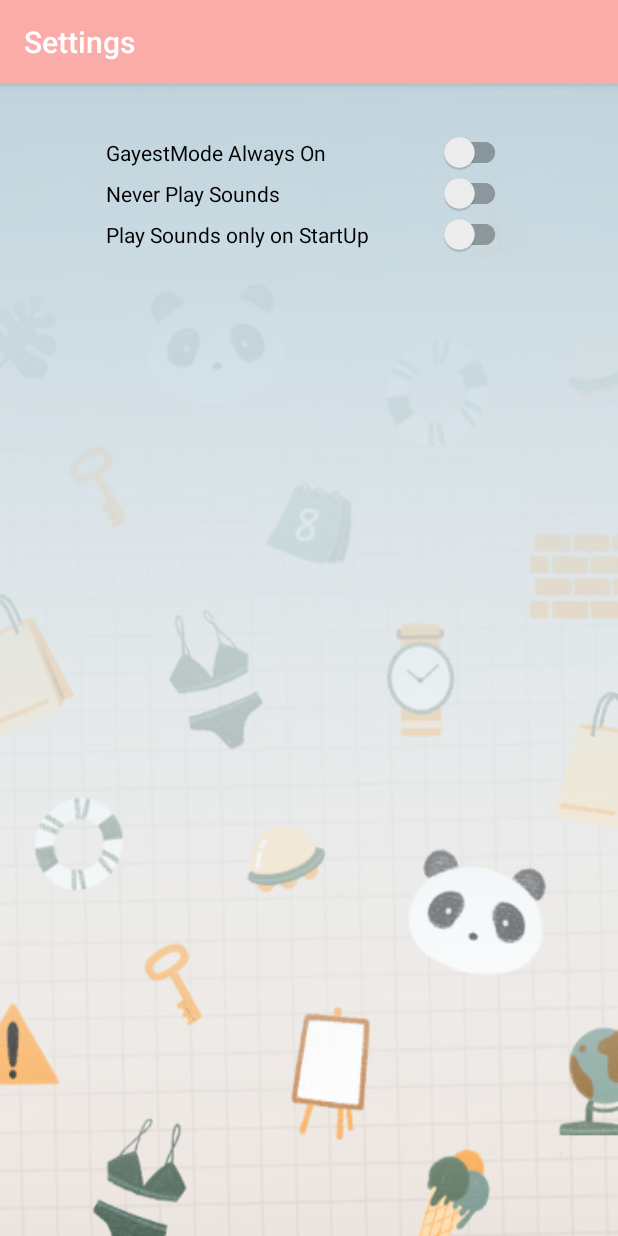
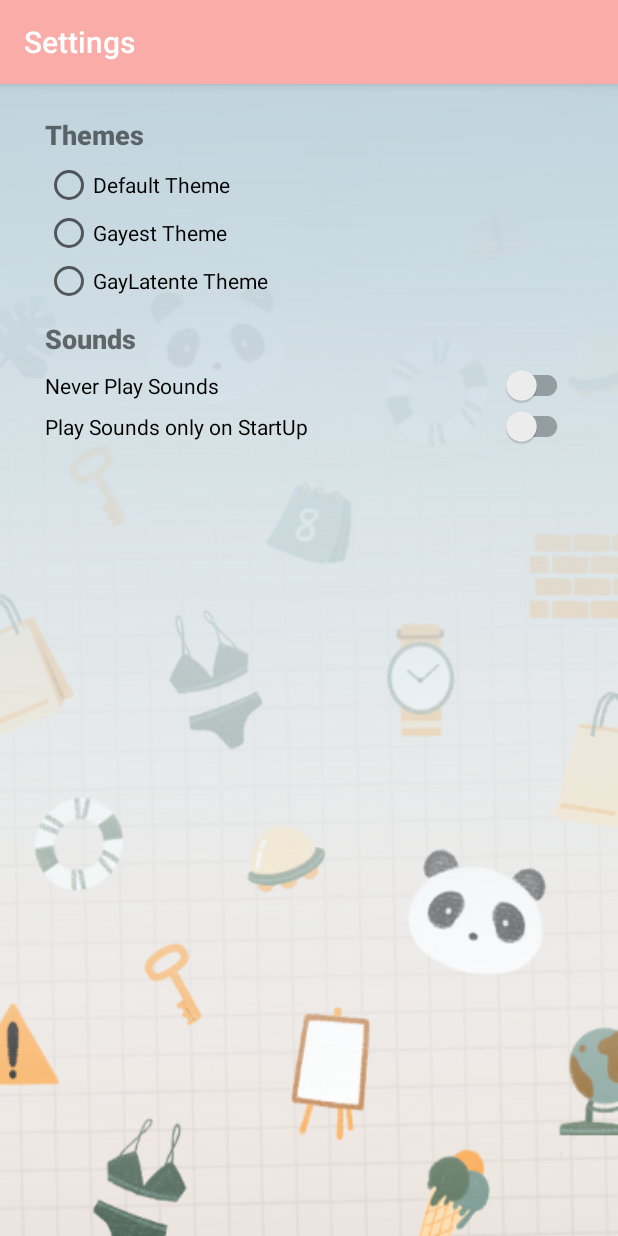
Before and after one commit to ncvescera/GayPass, an Android app: the screen it shows after launch (SettingsActivity), in the options menu, after a tap on "Settings", on a phone screen of 412 x 824 dp. Run offline under Robolectric (Android 15) with nearby library versions, the phone set to English and light mode, and no system bars.

Commit message:
Theme Manager
OMG SUCH A PAIN IN THE ASS !!!
Implemented a decent Theme Manager. ( #10 )

```diff
--- a/GayPass/app/src/main/java/com/example/gaypass/MainActivity.kt
+++ b/GayPass/app/src/main/java/com/example/gaypass/MainActivity.kt
@@ -1,14 +1,14 @@
 package com.example.gaypass
 
-import android.content.Context
 import android.content.Intent
 import android.graphics.Color
+import android.graphics.drawable.ColorDrawable
 import android.media.AudioManager
 import android.media.MediaPlayer
 import android.net.Uri
+import android.os.Build
 import android.os.Bundle
 import android.provider.MediaStore
-import android.util.Log
 import android.view.Menu
 import android.view.MenuInflater
 import android.view.MenuItem
@@ -16,7 +16,9 @@ import android.view.View
 import android.widget.ImageView
 import android.widget.TextView
 import android.widget.Toast
+import androidx.annotation.RequiresApi
 import androidx.appcompat.app.AppCompatActivity
+import androidx.appcompat.app.AppCompatDelegate
 import androidx.constraintlayout.widget.ConstraintLayout
 import androidx.core.content.ContextCompat
 import java.io.File
@@ -41,6 +43,7 @@ class MainActivity : AppCompatActivity() {
     private lateinit  var audioManager: AudioManager
     private lateinit  var mediaPlayer: MediaPlayer
     private lateinit  var settingManager: SettingsManager
+    private lateinit var themeManager: ThemeManager
 
     // Constants
     private          val PICK_IMAGE = 100
@@ -55,9 +58,14 @@ class MainActivity : AppCompatActivity() {
 
         DATA_PATH = "${filesDir.absoluteFile}/gaypass.png"
 
+        // init settingManager & setting the theme
+        settingManager = SettingsManager(this)
+        themeManager = ThemeManager(this, window, supportActionBar, findViewById(R.id.layout))
+
+        themeManager.applyTheme()
+
         // utils Object init
         mediaPlayer = MediaPlayer.create(this, R.raw.imgay)
-        settingManager = SettingsManager(this)
         audioManager =  getSystemService(android.content.Context.AUDIO_SERVICE) as AudioManager
 
         // GUI getting refs
@@ -91,21 +99,29 @@ class MainActivity : AppCompatActivity() {
         }
 
         // check if always GayestMode
-        if (settingManager.gayestModeAlways)
+        /*
+        if (settingManager.gayest_theme)
             enableGayestMode()
+
+         */
     }
 
+    @RequiresApi(Build.VERSION_CODES.M)
     override fun onResume() {
         super.onResume()
+
+        themeManager.applyTheme()
 
         // update Emojy title
         setRandomTitle()
 
         // check if GayestMode Always On
-        if (settingManager.gayestModeAlways)
+        /*
+        if (settingManager.gayest_theme)
             enableGayestMode()
         else
             disableGayestMode()
+        */
 
         // redraw the quote
         if (isPassLoaded) {
@@ -115,6 +131,8 @@ class MainActivity : AppCompatActivity() {
             if (settingManager.soundOnlyOnStart == false)
                 playSound()
         }
+
+
     }
 
     private fun setRandomTitle() {
--- a/GayPass/app/src/main/java/com/example/gaypass/SettingsActivity.kt
+++ b/GayPass/app/src/main/java/com/example/gaypass/SettingsActivity.kt
@@ -1,46 +1,42 @@
 package com.example.gaypass
 
+import android.content.pm.PackageInfo
+import android.content.pm.PackageManager
 import android.os.Bundle
-import android.widget.CompoundButton
-import android.widget.Toast
+import android.view.View
+import android.widget.RadioButton
 import androidx.appcompat.app.AppCompatActivity
 import com.google.android.material.switchmaterial.SwitchMaterial
 
 
 class SettingsActivity : AppCompatActivity() {
-    private lateinit var gayestModeAlwaysOn: SwitchMaterial
     private lateinit var neverPlaySounds: SwitchMaterial
     private lateinit var soundsOnlyOnStart: SwitchMaterial
 
     private lateinit  var settingManager: SettingsManager
+    private lateinit  var themeManager: ThemeManager
 
     override fun onCreate(savedInstanceState: Bundle?) {
         super.onCreate(savedInstanceState)
         setContentView(R.layout.activity_settings)
 
-        // get SettingManager
+        // utils Managers
         settingManager = SettingsManager(this)
+        themeManager = ThemeManager(this, window, supportActionBar, findViewById(R.id.settings_container))
+
+        // apply theme
+        themeManager.applyTheme()
 
         // GUI get refs
-        gayestModeAlwaysOn = findViewById(R.id.gayestMode)
         neverPlaySounds = findViewById(R.id.sound_never)
         soundsOnlyOnStart = findViewById(R.id.sound_onlyonstart)
 
         // set switches with stored value
-        gayestModeAlwaysOn.isChecked    = settingManager.gayestModeAlways
+        intiRadioButtons()
         neverPlaySounds.isChecked       = settingManager.soundNever
         soundsOnlyOnStart.isChecked     = settingManager.soundOnlyOnStart
 
         // onClickListeners
-        // --- GAYESTMODE --- //
-        gayestModeAlwaysOn.setOnClickListener {
-            val this_button = it as SwitchMaterial
-
-            // set new Value
-            settingManager.gayestModeAlways = this_button.isChecked
-
-        }
-
         // --- Never Play Sounds --- //
         neverPlaySounds.setOnClickListener {
             val this_button = it as SwitchMaterial
@@ -63,4 +59,51 @@ class SettingsActivity : AppCompatActivity() {
             settingManager.soundNever = false
         }
     }
+
+    // --- RADIO BUTTON SECTION --- //
+    // initialize radio buttons (themes) with the selected theme
+    private fun intiRadioButtons() {
+        when(settingManager.currentTheme) {
+            ThemeManager.DEFAULT -> {
+                findViewById<RadioButton>(R.id.default_theme).isChecked = true
+            }
+            ThemeManager.GAYEST_THEME -> {
+                findViewById<RadioButton>(R.id.gayest_theme).isChecked = true
+            }
+            ThemeManager.GAYLATENTE_THEME -> {
+                findViewById<RadioButton>(R.id.gayLatente_theme).isChecked = true
+            }
+        }
+    }
+
+    // function to handle the theme selection
+    // is setted on the radiobutton's field onClickListener in the activiry_setting.xml file
+    fun onRadioButtonClicked(view: View) {
+        if (view is RadioButton) {
+            // Is the button now checked?
+            val checked = view.isChecked
+
+            // Check which radio button was clicked
+            when (view.getId()) {
+                R.id.default_theme -> {
+                    // Apply DEFAULT Theme
+                    if (checked) {
+                        themeManager.theme = ThemeManager.DEFAULT
+                    }
+                }
+                R.id.gayest_theme -> {
+                    // Apply GAYEST Theme
+                    if (checked) {
+                        themeManager.theme = ThemeManager.GAYEST_THEME
+                    }
+                }
+                R.id.gayLatente_theme -> {
+                    // Apply GAYLATENTE Theme
+                    if (checked) {
+                        themeManager.theme = ThemeManager.GAYLATENTE_THEME
+                    }
+                }
+            }
+        }
+    }
 }
--- a/GayPass/app/src/main/java/com/example/gaypass/SettingsManager.kt
+++ b/GayPass/app/src/main/java/com/example/gaypass/SettingsManager.kt
@@ -16,16 +16,16 @@ class SettingsManager(context: Context) {
     }
 
     // Proprieties for identifying the value on the SharedProprieties
-    private val gayestModeAlways_prop = object { val id = "gmode_always"; val value = false }
+    private val currentTheme_prop = object { val id = "current_theme"; val value = R.style.AppTheme }
     private val soundOnlyOnStart_prop = object { val id = "sound_onlystart"; val value = false }
     private val soundNever_prop = object { val id = "sound_never"; val value = false }
 
     // public getters
-    var gayestModeAlways: Boolean
-        get() = sharedPref.getBoolean(gayestModeAlways_prop.id, gayestModeAlways_prop.value)
+    var currentTheme: Int
+        get() = sharedPref.getInt(currentTheme_prop.id, currentTheme_prop.value)
         set(value) {
             with (sharedPref.edit()) {
-                putBoolean(gayestModeAlways_prop.id, value)
+                putInt(currentTheme_prop.id, value)
                 apply()
             }
         }
--- /dev/null
+++ b/GayPass/app/src/main/java/com/example/gaypass/Theme.kt
@@ -0,0 +1,3 @@
+package com.example.gaypass
+
+data class Theme(val primary: Int, val primaryDark: Int, val accent: Int)
--- a/GayPass/app/src/main/res/layout/activity_settings.xml
+++ b/GayPass/app/src/main/res/layout/activity_settings.xml
@@ -5,35 +5,89 @@
     android:layout_width="match_parent"
     android:layout_height="match_parent"
     android:background="@drawable/background_settings_theme_gaymanontroppo"
-    tools:context=".SettingsActivity">
+    tools:context=".SettingsActivity"
+    android:id="@+id/settings_container">
 
     <androidx.constraintlayout.widget.ConstraintLayout
-        android:layout_width="270dp"
-        android:layout_height="548dp"
+        android:layout_width="0dp"
+        android:layout_height="wrap_content"
+        android:layout_marginLeft="20dp"
         android:layout_marginTop="16dp"
+        android:layout_marginRight="20dp"
+        android:paddingLeft="10dp"
+        android:paddingTop="5dp"
+        android:paddingRight="10dp"
+        android:paddingBottom="20dp"
         app:layout_constraintEnd_toEndOf="parent"
-        app:layout_constraintHorizontal_bias="0.496"
         app:layout_constraintStart_toStartOf="parent"
         app:layout_constraintTop_toTopOf="parent">
 
-        <com.google.android.material.switchmaterial.SwitchMaterial
-            android:id="@+id/gayestMode"
+        <TextView
+            android:id="@+id/textView_themes"
             android:layout_width="0dp"
             android:layout_height="wrap_content"
-            android:layout_marginTop="16dp"
-            android:text="@string/gayestMode_text"
+            android:fontFamily="sans-serif-black"
+            android:text="Themes"
+            android:textSize="18sp"
+            android:textStyle="bold"
             app:layout_constraintEnd_toEndOf="parent"
             app:layout_constraintStart_toStartOf="parent"
             app:layout_constraintTop_toTopOf="parent" />
+
+        <RadioGroup
+            android:id="@+id/radioGroup_themes"
+            android:layout_width="0dp"
+            android:layout_height="wrap_content"
+            android:layout_marginTop="5dp"
+            app:layout_constraintEnd_toEndOf="parent"
+            app:layout_constraintStart_toStartOf="parent"
+            app:layout_constraintTop_toBottomOf="@+id/textView_themes">
+
+            <RadioButton
+                android:id="@+id/default_theme"
+                android:layout_width="match_parent"
+                android:layout_height="wrap_content"
+                android:onClick="onRadioButtonClicked"
+                android:text="@string/defaultTheme_text" />
+
+            <RadioButton
+                android:id="@+id/gayest_theme"
+                android:layout_width="match_parent"
+                android:layout_height="wrap_content"
+                android:onClick="onRadioButtonClicked"
+                android:text="@string/gayestTheme_text" />
+
+            <RadioButton
+                android:id="@+id/gayLatente_theme"
+                android:layout_width="match_parent"
+                android:layout_height="wrap_content"
+                android:onClick="onRadioButtonClicked"
+                android:text="@string/gayLatenteTheme_text" />
+        </RadioGroup>
+
+        <TextView
+            android:id="@+id/textView_sounds"
+            android:layout_width="0dp"
+            android:layout_height="wrap_content"
+            android:layout_marginTop="10dp"
+            android:fontFamily="sans-serif-black"
+            android:text="Sounds"
+            android:textSize="18sp"
+            android:textStyle="bold"
+            app:layout_constraintEnd_toEndOf="parent"
+            app:layout_constraintHorizontal_bias="0.0"
+            app:layout_constraintStart_toStartOf="parent"
+            app:layout_constraintTop_toBottomOf="@+id/radioGroup_themes" />
 
         <com.google.android.material.switchmaterial.SwitchMaterial
             android:id="@+id/sound_never"
             android:layout_width="0dp"
             android:layout_height="wrap_content"
+            android:layout_marginTop="5dp"
             android:text="@string/sound_never_text"
             app:layout_constraintEnd_toEndOf="parent"
             app:layout_constraintStart_toStartOf="parent"
-            app:layout_constraintTop_toBottomOf="@+id/gayestMode" />
+            app:layout_constraintTop_toBottomOf="@+id/textView_sounds" />
 
         <com.google.android.material.switchmaterial.SwitchMaterial
             android:id="@+id/sound_onlyonstart"
@@ -43,6 +97,8 @@
             app:layout_constraintEnd_toEndOf="parent"
             app:layout_constraintStart_toStartOf="parent"
             app:layout_constraintTop_toBottomOf="@+id/sound_never" />
+
+
     </androidx.constraintlayout.widget.ConstraintLayout>
 
 </androidx.constraintlayout.widget.ConstraintLayout>
--- a/GayPass/app/src/main/res/values/strings.xml
+++ b/GayPass/app/src/main/res/values/strings.xml
@@ -29,7 +29,9 @@
     <string name="menu_info_text">Info</string>
 
     <!-- Settings Names -->
-    <string name="gayestMode_text">GayestMode Always On</string>
+    <string name="defaultTheme_text">Default Theme</string>
+    <string name="gayestTheme_text">Gayest Theme</string>
+    <string name="gayLatenteTheme_text">GayLatente Theme</string>
     <string name="sound_never_text">Never Play Sounds</string>
     <string name="sound_onlystart_text">Play Sounds only on StartUp</string>
 
```
Also changed, not shown: GayPass/app/src/main/java/com/example/gaypass/ThemeManager.kt (added, +120 -0 lines).
